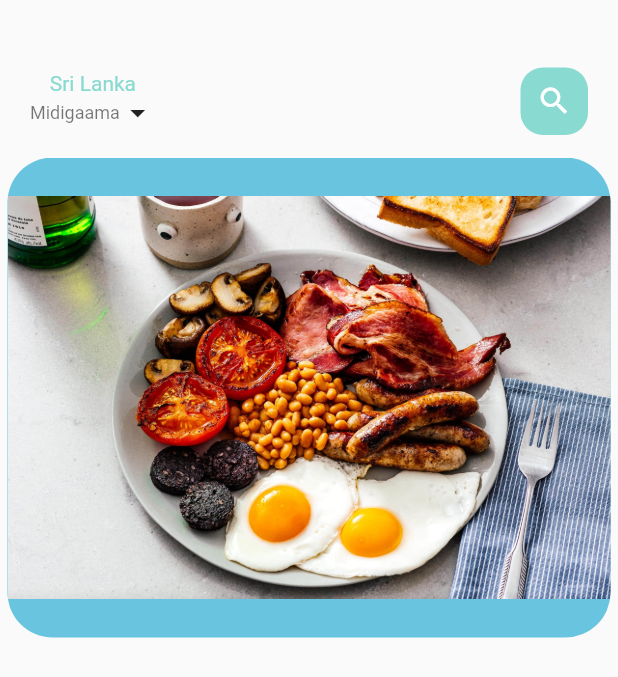
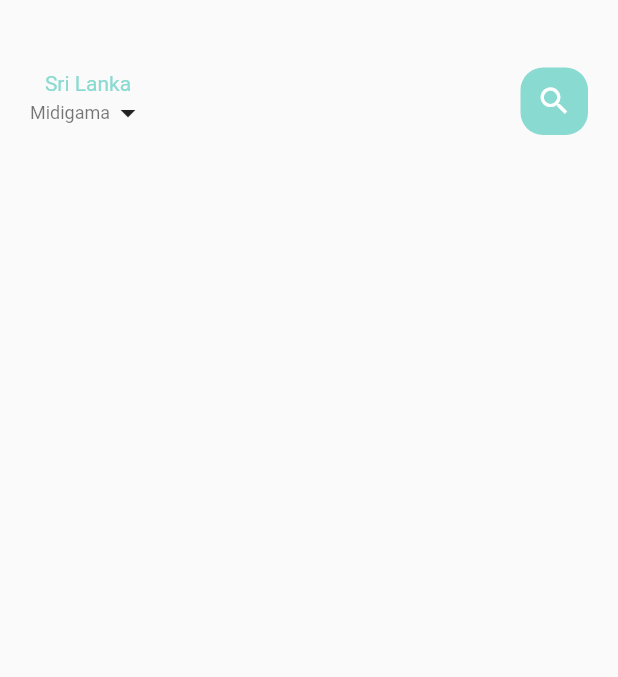
Before and after one commit to Saliya99/rock_vin_cafe_app, a Flutter app: the screen it shows after launch, on a phone screen of 412 x 824 dp. Shown: the top 677 px of the screen. Run offline on Flutter 3.47's test engine with Material 2 defaults, Android fonts, the phone set to English and light mode, and no system bars; missing offline and left inert: dart:ffi.

Commit message:
Revert "slider_update"
This reverts commit 6470a72beb30ba787de032d737080c52afab378e.

```diff
--- a/rock_vin_cafe_app/lib/home/food_page_body.dart
+++ b/rock_vin_cafe_app/lib/home/food_page_body.dart
@@ -12,24 +12,6 @@ class FoodPageBody extends StatefulWidget {
 class _FoodPageBodyState extends State<FoodPageBody> {
   @override
   Widget build(BuildContext context) {
-    return Container(
-      height: 320,
-      child: PageView.builder(
-          itemCount: 5,
-          itemBuilder: (context, position) {
-            return _buildPageItem(position);
-          }),
-    );
-  }
-
-  Widget _buildPageItem(int index) {
-    return Container(
-      height: 220,
-      margin: EdgeInsets.only(left: 5, right: 5),
-      decoration: BoxDecoration(
-          borderRadius: BorderRadius.circular(30),
-          color: index.isEven ? Color(0xFF69c5df) : Color(0xFF9294cc),
-          image: DecorationImage(image: AssetImage("assets/image/food1.jpg"))),
-    );
+    return Container();
   }
 }
--- a/rock_vin_cafe_app/lib/home/main_food_page.dart
+++ b/rock_vin_cafe_app/lib/home/main_food_page.dart
@@ -1,7 +1,6 @@
 import 'package:flutter/material.dart';
 import 'package:flutter/src/widgets/framework.dart';
 import 'package:rock_vin_cafe_app/colors.dart';
-import 'package:rock_vin_cafe_app/home/food_page_body.dart';
 import 'package:rock_vin_cafe_app/widgets/big_text.dart';
 import 'package:rock_vin_cafe_app/widgets/small_text.dart';
 
@@ -33,7 +32,7 @@ class _MainFoodPage extends State<MainFoodPage> {
                     Row(
                       children: [
                         SmallText(
-                            text: "Midigaama",
+                          text: "Midigama",
                           color: Colors.black54,
                         ),
                         Icon(Icons.arrow_drop_down)
@@ -54,9 +53,7 @@ class _MainFoodPage extends State<MainFoodPage> {
                 )
               ],
             ),
-            ),
-          ),
-          FoodPageBody(),
+          ))
         ],
       ),
     );
--- a/rock_vin_cafe_app/lib/pages/splash/splash_page.dart
+++ b/rock_vin_cafe_app/lib/pages/splash/splash_page.dart
@@ -16,7 +16,7 @@ class _SplashScreenState extends State<SplashScreen>
 
   @override
   Void initState() {
-    super.initState();
+    super.initState()();
     controller =
         new AnimationController(vsync: this, duration: Duration(seconds: 2));
   }
--- a/rock_vin_cafe_app/pubspec.yaml
+++ b/rock_vin_cafe_app/pubspec.yaml
@@ -60,9 +60,9 @@ flutter:
   uses-material-design: true
 
 
-  assets:
-    - assets/image/
-
+  # assets:
+  #   - images/a_dot_burr.jpeg
+  #   - images/a_dot_ham.jpeg
 
 
   fonts:
```
Also changed, not shown: rock_vin_cafe_app/assets/image/food1.jpg (deleted), rock_vin_cafe_app/assets/image/food2.JPG (deleted), rock_vin_cafe_app/assets/image/food3.jpeg (deleted), rock_vin_cafe_app/assets/image/food4.jpg (deleted), rock_vin_cafe_app/assets/image/food5.jpeg (deleted), rock_vin_cafe_app/assets/image/food6.jpg (deleted), rock_vin_cafe_app/pubspec.lock. Lines whose indentation alone changed are shown as unchanged.
